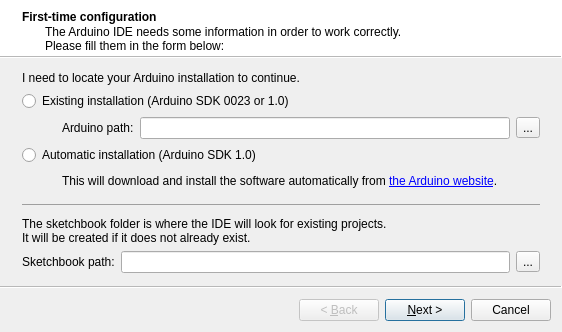
First picture: the form in gui/FirstTimeWizard.ui, repository mupuf/arduide, before the edit.
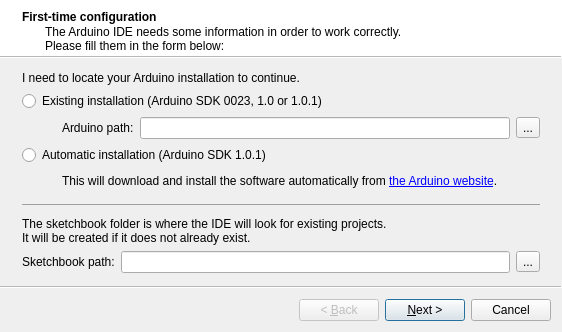
Second picture: the form after the edit. Icons and pictures are not drawn.

Commit message: add arduino 1.0.1 support and fix auto-download and version checking

```diff
--- a/gui/FirstTimeWizard.ui
+++ b/gui/FirstTimeWizard.ui
@@ -37,7 +37,7 @@
     <item>
      <widget class="QRadioButton" name="existingInstallButton">
       <property name="text">
-       <string>Existing installation (Arduino SDK 0023 or 1.0)</string>
+       <string>Existing installation (Arduino SDK 0023, 1.0 or 1.0.1)</string>
       </property>
      </widget>
     </item>
@@ -92,7 +92,7 @@
     <item>
      <widget class="QRadioButton" name="automaticInstallButton">
       <property name="text">
-       <string>Automatic installation (Arduino SDK 1.0)</string>
+       <string>Automatic installation (Arduino SDK 1.0.1)</string>
       </property>
      </widget>
     </item>
```
The commit also changes 7 other files.
